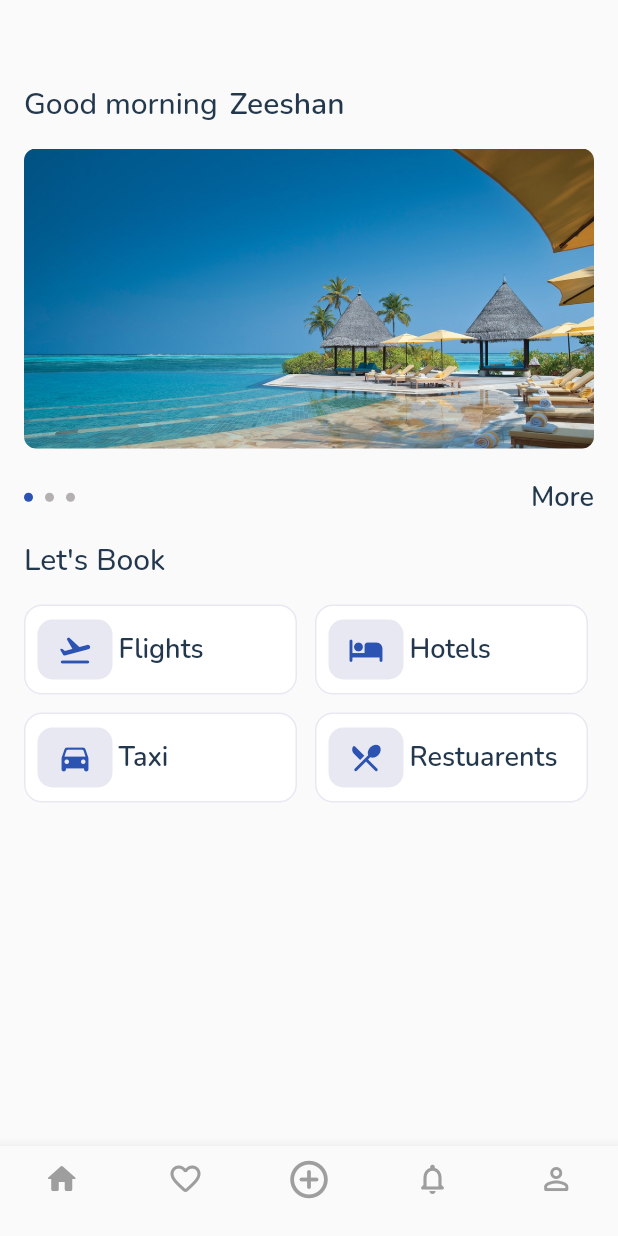
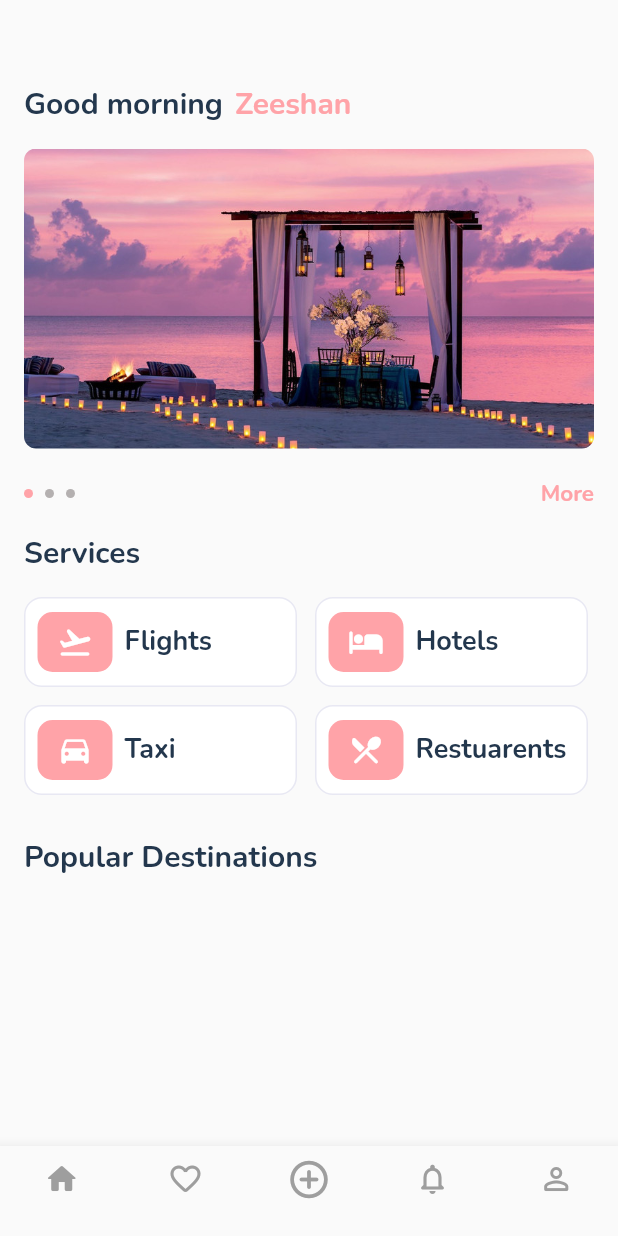
Before and after one commit to ibrahimzahir/travel_app, a Flutter app: the screen it shows after launch, on a phone screen of 412 x 824 dp. Run offline on Flutter 3.47's test engine with Material 2 defaults, Android fonts, the phone set to English and light mode, and no system bars; our stand-ins replace flutter_swiper, google_fonts.

```diff
--- a/lib/constants/color_constant.dart
+++ b/lib/constants/color_constant.dart
@@ -1,10 +1,10 @@
 import 'package:flutter/material.dart';
 
 const tBackgroundColor = Color(0xFFFAFAFA);
-const tBlueColor = Color(0xFF2C53B1);
-const tGreyColor = Color(0xFFB4B0B0);
+const tbaseColor = Color(0xFFFFA3A8);
+const tGreyCircleColor = Color(0xFFB4B0B0);
 const tTitleColor = Color(0xFF23374D);
-const tSubtitleColor = Color(0xFF8E8E8E);
+const tSubtitleColor = Color(0xFF2E4ECF);
 const tBorderColor = Color(0xFFE8E8F3);
 const tFillColor = Color(0xFFFFFFFF);
 const tCardTitleColor = Color(0xFF2E4ECF);
--- a/lib/constants/style_constant.dart
+++ b/lib/constants/style_constant.dart
@@ -5,25 +5,31 @@ import 'package:google_fonts/google_fonts.dart';
 import 'color_constant.dart';
 
 var titleStyle = GoogleFonts.nunito(
-  fontWeight: FontWeight.w600,
+  fontWeight: FontWeight.w700,
   color: tTitleColor,
   fontSize: 18,
 );
 var hiTtleStyle = GoogleFonts.nunito(
-  fontWeight: FontWeight.w500,
+  fontWeight: FontWeight.w700,
   color: tTitleColor,
   fontSize: 20,
 );
 var nameTtleStyle = GoogleFonts.nunito(
-  fontWeight: FontWeight.w600,
-  color: tTitleColor,
+  fontWeight: FontWeight.w700,
+  color: tbaseColor,
   fontSize: 20,
 );
 
 var discountStyle = GoogleFonts.nunito(
   fontWeight: FontWeight.w700,
   fontSize: 12,
-  color: tBlueColor,
+  color: tbaseColor,
+);
+
+var txtMoreStyle = GoogleFonts.nunito(
+  fontWeight: FontWeight.w700,
+  fontSize: 15,
+  color: tbaseColor,
 );
 
 var serviceTtlStyle = GoogleFonts.nunito(
@@ -57,6 +63,6 @@ var travelLogContentStyle = GoogleFonts.nunito(
 
 var tavelLogPlaceStyle = GoogleFonts.nunito(
   fontWeight: FontWeight.w400,
-  color: tBlueColor,
+  color: tbaseColor,
   fontSize: 10,
 );
--- a/lib/models/carousel_model.dart
+++ b/lib/models/carousel_model.dart
@@ -8,7 +8,7 @@ List<CarouselModel> carouseldta =
     carouselsCard.map((item) => CarouselModel(item['image'])).toList();
 
 var carouselsCard = [
-  {'image': 'assets/images/fourseason.jpeg'},
+  {'image': 'assets/images/beach-weds.jpeg'},
   {'image': 'assets/images/sea-view.jpeg'},
-  {'image': 'assets/images/maldives-resort.jpeg'},
+  {'image': 'assets/images/hilton.png'},
 ];
--- a/lib/screens/home_screen.dart
+++ b/lib/screens/home_screen.dart
@@ -32,8 +32,10 @@ class _HomeScreenState extends State<HomeScreen> {
         elevation: 0,
       ),
       bottomNavigationBar: BottomNavigationBarTravel(),
-      body: Container(
+      body: SingleChildScrollView(
+        child: Container(
           child: ListView(
+            shrinkWrap: true,
             physics: ClampingScrollPhysics(),
             children: [
               Padding(
@@ -104,14 +106,14 @@ class _HomeScreenState extends State<HomeScreen> {
                                 decoration: BoxDecoration(
                                   shape: BoxShape.circle,
                                   color: _currentIndex == index
-                                    ? tBlueColor
-                                    : tGreyColor,
+                                      ? tbaseColor
+                                      : tGreyCircleColor,
                                 ),
                               );
                             },
                           ),
                         ),
-                      Text('More', style: titleStyle),
+                        Text('More', style: txtMoreStyle),
                       ],
                     ),
                   ],
@@ -123,7 +125,7 @@ class _HomeScreenState extends State<HomeScreen> {
                   mainAxisAlignment: MainAxisAlignment.start,
                   children: [
                     Text(
-                    "Let\'s Book",
+                      "Services",
                       style: hiTtleStyle,
                     ),
                   ],
@@ -131,7 +133,8 @@ class _HomeScreenState extends State<HomeScreen> {
               ),
               Container(
                 height: 144,
-              margin: EdgeInsets.only(left: 16, right: 8, top: 16, bottom: 16),
+                margin:
+                    EdgeInsets.only(left: 16, right: 8, top: 16, bottom: 16),
                 child: Column(
                   children: [
                     Row(
@@ -156,18 +159,20 @@ class _HomeScreenState extends State<HomeScreen> {
                                     width: 50,
                                     decoration: BoxDecoration(
                                       borderRadius: BorderRadius.circular(10),
-                                    color: tBorderColor,
+                                      color: tbaseColor,
                                     ),
                                     child: Padding(
                                       padding: const EdgeInsets.all(2.0),
-                                    child: Icon(Icons.flight_takeoff_rounded,
-                                        color: tBlueColor),
+                                      child: Icon(
+                                        Icons.flight_takeoff_rounded,
+                                        color: tFillColor,
+                                      ),
                                     ),
                                   ),
                                 ]),
                                 Padding(
                                   padding: const EdgeInsets.only(
-                                    left: 4.0, right: 4.0),
+                                      left: 8.0, right: 4.0),
                                   child: Text('Flights', style: titleStyle),
                                 ),
                               ],
@@ -194,18 +199,20 @@ class _HomeScreenState extends State<HomeScreen> {
                                     width: 50,
                                     decoration: BoxDecoration(
                                       borderRadius: BorderRadius.circular(10),
-                                    color: tBorderColor,
+                                      color: tbaseColor,
                                     ),
                                     child: Padding(
                                       padding: const EdgeInsets.all(2.0),
-                                    child: Icon(Icons.hotel_rounded,
-                                        color: tBlueColor),
+                                      child: Icon(
+                                        Icons.hotel_rounded,
+                                        color: tFillColor,
+                                      ),
                                     ),
                                   ),
                                 ]),
                                 Padding(
                                   padding: const EdgeInsets.only(
-                                    left: 4.0, right: 4.0),
+                                      left: 8.0, right: 4.0),
                                   child: Text('Hotels', style: titleStyle),
                                 ),
                               ],
@@ -237,18 +244,20 @@ class _HomeScreenState extends State<HomeScreen> {
                                     width: 50,
                                     decoration: BoxDecoration(
                                       borderRadius: BorderRadius.circular(10),
-                                    color: tBorderColor,
+                                      color: tbaseColor,
                                     ),
                                     child: Padding(
                                       padding: const EdgeInsets.all(2.0),
-                                    child: Icon(Icons.directions_car_rounded,
-                                        color: tBlueColor),
+                                      child: Icon(
+                                        Icons.directions_car_rounded,
+                                        color: tFillColor,
+                                      ),
                                     ),
                                   ),
                                 ]),
                                 Padding(
                                   padding: const EdgeInsets.only(
-                                    left: 4.0, right: 4.0),
+                                      left: 8.0, right: 4.0),
                                   child: Text('Taxi', style: titleStyle),
                                 ),
                               ],
@@ -275,20 +284,20 @@ class _HomeScreenState extends State<HomeScreen> {
                                     width: 50,
                                     decoration: BoxDecoration(
                                       borderRadius: BorderRadius.circular(10),
-                                    color: tBorderColor,
+                                      color: tbaseColor,
                                     ),
                                     child: Padding(
                                       padding: const EdgeInsets.all(2.0),
                                       child: Icon(
                                         Icons.restaurant_menu_rounded,
-                                      color: tBlueColor,
+                                        color: tFillColor,
                                       ),
                                     ),
                                   ),
                                 ]),
                                 Padding(
                                   padding: const EdgeInsets.only(
-                                    left: 4.0, right: 4.0),
+                                      left: 8.0, right: 4.0),
                                   child: Text('Restuarents', style: titleStyle),
                                 ),
                               ],
@@ -300,7 +309,20 @@ class _HomeScreenState extends State<HomeScreen> {
                   ],
                 ),
               ),
+              Padding(
+                padding: const EdgeInsets.only(left: 16, right: 16),
+                child: Row(
+                  mainAxisAlignment: MainAxisAlignment.start,
+                  children: [
+                    Text(
+                      "Popular Destinations",
+                      style: hiTtleStyle,
+                    ),
                   ],
+                ),
+              ),
+            ],
+          ),
         ),
       ),
     );
```
Also changed, not shown: lib/models/destinations_model.dart (+45 -0 lines), assets/images/beach-view.jpeg (renamed from assets/images/beach view.jpeg), assets/images/beach-weds.jpeg (renamed from assets/images/beach weds.jpeg), assets/images/beach1.jpeg (deleted). Lines whose indentation alone changed are shown as unchanged.
